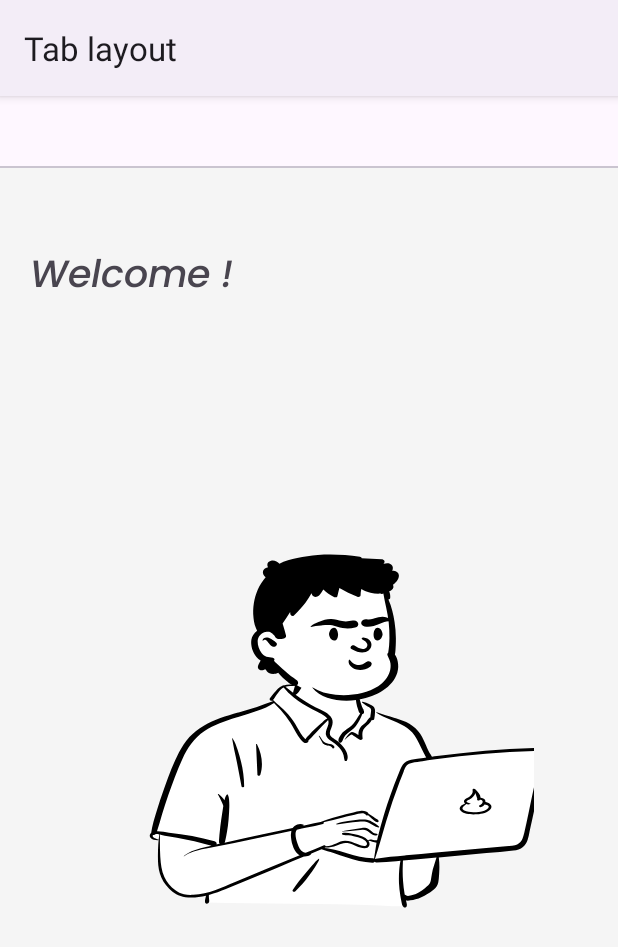
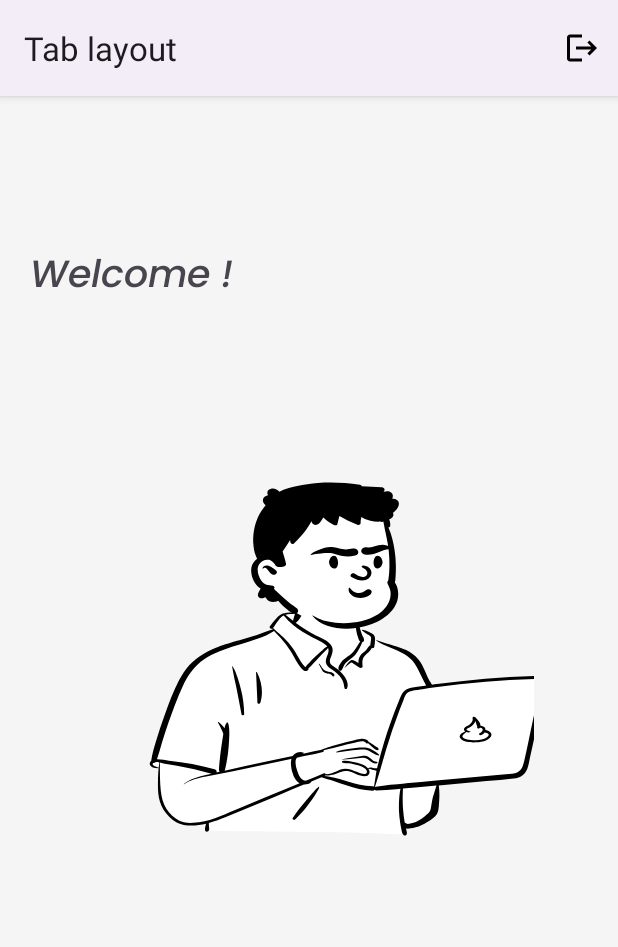
Before and after one commit to sukiceng/Tab_layout-PemrogramanAndroid-Ahmad_Syauqi_504457, an Android app: the HomeActivity screen opened directly, with no data from a screen before it, on a phone screen of 412 x 824 dp. Shown: the top 947 px of the screen. Run offline under Robolectric (Android 15) with nearby library versions, the phone set to English and light mode, and no system bars.

Commit message:
third commit

```diff
--- a/app/src/main/java/com/example/tablayout/HomeActivity.kt
+++ b/app/src/main/java/com/example/tablayout/HomeActivity.kt
@@ -1,7 +1,10 @@
 package com.example.tablayout
 
+import android.content.Intent
 import androidx.appcompat.app.AppCompatActivity
 import android.os.Bundle
+import android.view.Menu
+import android.view.MenuItem
 import com.example.tablayout.databinding.HomeBinding
 
 class HomeActivity : AppCompatActivity() {
@@ -13,4 +16,21 @@ class HomeActivity : AppCompatActivity() {
         with(binding) {
         }
     }
+
+    override fun onCreateOptionsMenu(menu: Menu): Boolean {
+        menuInflater.inflate(R.menu.dashboard, menu)
+        return true
+    }
+
+    override fun onOptionsItemSelected(item: MenuItem): Boolean {
+        return when(item.itemId){
+            R.id.logout -> {
+                val intentGoHome = Intent(this, MainActivity::class.java)
+                startActivity(intentGoHome)
+                true
+            }
+            else -> super.onOptionsItemSelected(item)
+        }
+
+    }
 }
--- a/app/src/main/java/com/example/tablayout/fragments/LoginFragment.kt
+++ b/app/src/main/java/com/example/tablayout/fragments/LoginFragment.kt
@@ -7,6 +7,7 @@ import android.view.LayoutInflater
 import android.view.View
 import android.view.ViewGroup
 import android.widget.Toast
+import com.example.tablayout.HomeActivity
 import com.example.tablayout.MainActivity
 import com.example.tablayout.R
 import com.example.tablayout.databinding.FragmentLoginBinding
@@ -35,7 +36,7 @@ class LoginFragment : Fragment() {
             val password = passwordInput.text.toString()
             if (isLoginValid(username, password)) {
                 val intentLoginFragment =
-                    Intent(requireContext(), MainActivity::class.java)
+                    Intent(requireContext(), HomeActivity::class.java)
                 intentLoginFragment.putExtra(EXTRA_NAME, username)
                 intentLoginFragment.putExtra(EXTRA_PASSWORD, password)
                 startActivity(intentLoginFragment)
--- /dev/null
+++ b/app/src/main/res/drawable/baseline_logout_24.xml
@@ -0,0 +1,5 @@
+<vector android:autoMirrored="true" android:height="24dp"
+    android:tint="#000000" android:viewportHeight="24"
+    android:viewportWidth="24" android:width="24dp" xmlns:android="http://schemas.android.com/apk/res/android">
+    <path android:fillColor="@android:color/white" android:pathData="M17,7l-1.41,1.41L18.17,11H8v2h10.17l-2.58,2.58L17,17l5,-5zM4,5h8V3H4c-1.1,0 -2,0.9 -2,2v14c0,1.1 0.9,2 2,2h8v-2H4V5z"/>
+</vector>
--- a/app/src/main/res/layout/activity_main.xml
+++ b/app/src/main/res/layout/activity_main.xml
@@ -1,5 +1,5 @@
 <?xml version="1.0" encoding="utf-8"?>
-<RelativeLayout xmlns:android="http://schemas.android.com/apk/res/android"
+<androidx.constraintlayout.widget.ConstraintLayout xmlns:android="http://schemas.android.com/apk/res/android"
     xmlns:app="http://schemas.android.com/apk/res-auto"
     xmlns:tools="http://schemas.android.com/tools"
     android:layout_width="match_parent"
@@ -18,4 +18,4 @@
         android:layout_height="0dp"
         app:layout_constraintBottom_toBottomOf="parent"
         app:layout_constraintTop_toBottomOf="@+id/tab_layout" />
-</RelativeLayout>
+</androidx.constraintlayout.widget.ConstraintLayout>
--- a/app/src/main/res/layout/fragment_login.xml
+++ b/app/src/main/res/layout/fragment_login.xml
@@ -86,7 +86,7 @@
             android:layout_width="match_parent"
             android:layout_height="50dp"
             android:layout_marginStart="20dp"
-            android:layout_marginTop="750dp"
+            android:layout_marginTop="600dp"
             android:layout_marginEnd="20dp"
             android:background="@drawable/button_background"
             android:text="Login"
--- a/app/src/main/res/layout/fragment_register.xml
+++ b/app/src/main/res/layout/fragment_register.xml
@@ -107,7 +107,7 @@
             android:layout_width="match_parent"
             android:layout_height="50dp"
             android:layout_marginStart="20dp"
-            android:layout_marginTop="750dp"
+            android:layout_marginTop="600dp"
             android:layout_marginEnd="20dp"
             android:background="@drawable/button_background"
             android:text="Register"
--- a/app/src/main/res/layout/home.xml
+++ b/app/src/main/res/layout/home.xml
@@ -1,5 +1,5 @@
 <?xml version="1.0" encoding="utf-8"?>
-<androidx.constraintlayout.widget.ConstraintLayout xmlns:android="http://schemas.android.com/apk/res/android"
+<RelativeLayout xmlns:android="http://schemas.android.com/apk/res/android"
     xmlns:app="http://schemas.android.com/apk/res-auto"
     xmlns:tools="http://schemas.android.com/tools"
     android:layout_width="match_parent"
@@ -7,33 +7,25 @@
     android:background="@color/semiWhite"
     tools:context=".HomeActivity">
 
-    <com.google.android.material.tabs.TabLayout
-        android:id="@+id/layout_bar"
-        android:layout_width="match_parent"
-        android:layout_height="wrap_content"
-        app:layout_constraintTop_toTopOf="parent" />
 
     <TextView
         android:layout_width="wrap_content"
         android:layout_height="wrap_content"
-        android:layout_marginTop="52dp"
+        android:layout_marginTop="100dp"
         android:layout_marginRight="204dp"
         android:fontFamily="@font/poppins_mediumitalic"
         android:paddingStart="20dp"
         android:text="Welcome !"
         android:textSize="25sp"
-        app:layout_constraintTop_toBottomOf="@id/layout_bar"
         tools:ignore="MissingConstraints" />
 
     <ImageView
         android:layout_width="300dp"
         android:layout_height="wrap_content"
         android:layout_marginTop="208dp"
-        android:layout_marginRight="56dp"
         android:background="@drawable/peep_46"
-        app:layout_constraintRight_toRightOf="parent"
-        app:layout_constraintTop_toBottomOf="@id/layout_bar"
+        android:layout_centerHorizontal="true"
         tools:ignore="MissingConstraints" />
 
 
-</androidx.constraintlayout.widget.ConstraintLayout>
+</RelativeLayout>
--- /dev/null
+++ b/app/src/main/res/menu/dashboard.xml
@@ -0,0 +1,10 @@
+<?xml version="1.0" encoding="utf-8"?>
+<menu xmlns:android="http://schemas.android.com/apk/res/android"
+    xmlns:app="http://schemas.android.com/apk/res-auto">
+    <item
+        android:id="@+id/logout"
+        android:icon="@drawable/baseline_logout_24"
+        app:showAsAction="always"
+        android:title="logout"/>
+
+</menu>
```
